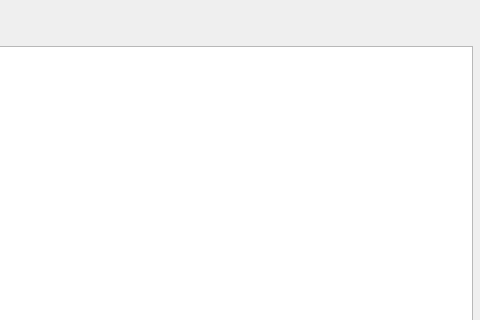
Before: the Qt Designer form chat_Client/rightw/chatwindow.ui in heluxi/Chat, drawn with Qt 5; both pictures show x 338 to 818 and y 0 to 320 of the 818 by 800 pixel window.
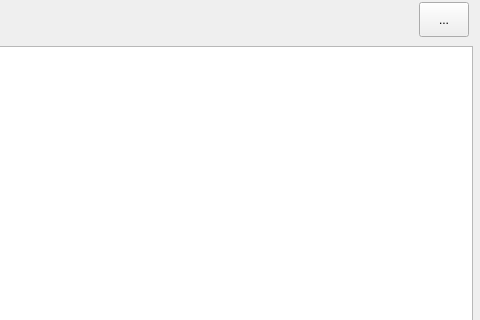
After: the same form once the commit is applied. Icons and pictures are not drawn. Custom widgets are drawn as their Qt base class.

Diff of the .ui file:
```diff
--- a/chat_Client/rightw/chatwindow.ui
+++ b/chat_Client/rightw/chatwindow.ui
@@ -83,6 +83,25 @@
         </property>
        </spacer>
       </item>
+      <item row="0" column="2">
+       <widget class="QToolButton" name="listbtn">
+        <property name="minimumSize">
+         <size>
+          <width>50</width>
+          <height>35</height>
+         </size>
+        </property>
+        <property name="maximumSize">
+         <size>
+          <width>50</width>
+          <height>35</height>
+         </size>
+        </property>
+        <property name="text">
+         <string>...</string>
+        </property>
+       </widget>
+      </item>
      </layout>
     </widget>
    </item>
```
